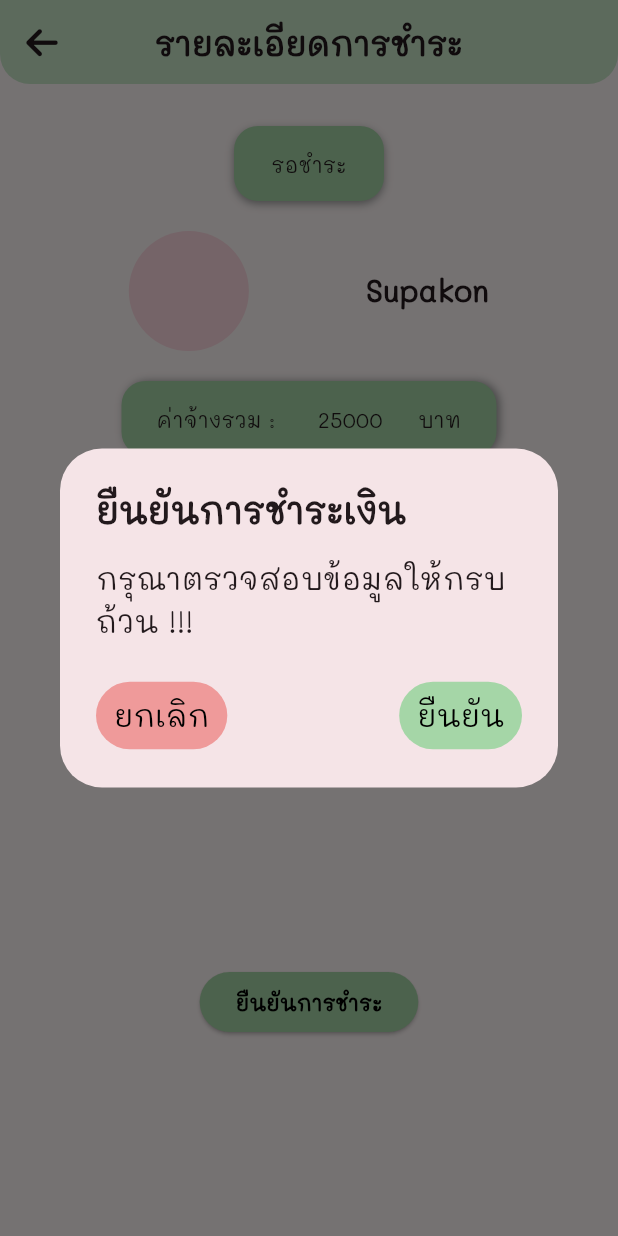
After one commit to supakorn5/Tractor4u_frontend, a Flutter app: the Pay screen opened directly, after a tap on "รอชำระ", after a tap on "ยืนยันการชำระ", on a phone screen of 412 x 824 dp. The commit adds this screen. Run offline on Flutter 3.47's test engine with Material 3 defaults, Android fonts, the phone set to English and light mode, and no system bars; our stand-ins replace font_awesome_flutter, image_picker.

Commit message:
status complete and pay complete
ui หน้าสเตสัตทำงานเสร็จ กับหน้า จ่ายเงิน

```diff
--- /dev/null
+++ b/tracktor4u/lib/Page/Owner/pay/Information_Pay.dart
@@ -0,0 +1,176 @@
+import 'package:flutter/material.dart';
+import 'package:font_awesome_flutter/font_awesome_flutter.dart';
+import 'package:myproject/Page/Owner/Owner_home.dart';
+import 'package:myproject/Widget/Dialog_Pay_Comfirm.dart';
+
+class InformationPay extends StatefulWidget {
+  late String name;
+  InformationPay({Key? key, required this.name}) : super(key: key);
+
+  @override
+  State<InformationPay> createState() => _InformationPayState();
+}
+
+class _InformationPayState extends State<InformationPay> {
+  @override
+  Widget build(BuildContext context) {
+    return Scaffold(
+      appBar: AppBar(
+        centerTitle: true,
+        flexibleSpace: Container(
+          decoration: BoxDecoration(
+            borderRadius: const BorderRadius.only(
+              bottomLeft: Radius.circular(20),
+              bottomRight: Radius.circular(20),
+            ),
+            color: Colors.green.shade100, // Adjust the color as needed
+          ),
+        ),
+        leading: IconButton(
+          onPressed: () {
+            Navigator.of(context).pushReplacement(MaterialPageRoute(
+              builder: (context) => const Owner_home(),
+            ));
+          },
+          icon: const Icon(
+              FontAwesomeIcons.arrowLeft), // Replace with your desired icon
+        ),
+        title: const Text(
+          "รายละเอียดการชำระ",
+          style: TextStyle(fontFamily: "Mali", fontWeight: FontWeight.bold),
+        ),
+      ),
+      body: SafeArea(
+        child: SingleChildScrollView(
+          child: Padding(
+            padding: const EdgeInsets.all(8.0),
+            child: Center(
+                child: Column(
+              children: [
+                const SizedBox(
+                  height: 20,
+                ),
+                Row(
+                  mainAxisAlignment: MainAxisAlignment.center,
+                  children: [
+                    Container(
+                      width: 100,
+                      height: 50,
+                      decoration: BoxDecoration(
+                        borderRadius: BorderRadius.circular(16),
+                        boxShadow: const [
+                          BoxShadow(
+                            color: Colors.grey,
+                            offset: Offset(0, 2),
+                            blurRadius: 4,
+                          )
+                        ],
+                        color: Colors.green.shade200,
+                      ),
+                      child: const Flexible(
+                          child: Column(
+                        mainAxisAlignment: MainAxisAlignment.center,
+                        children: [
+                          Text(
+                            "รอชำระ",
+                            style: TextStyle(fontFamily: "Mali"),
+                          ),
+                        ],
+                      )),
+                    )
+                  ],
+                ),
+                const SizedBox(
+                  height: 20,
+                ),
+                Row(
+                  mainAxisAlignment: MainAxisAlignment.spaceEvenly,
+                  children: [
+                    const CircleAvatar(
+                      radius: 40,
+                    ),
+                    Text(
+                      widget.name,
+                      style: const TextStyle(
+                          fontFamily: "Mali",
+                          fontWeight: FontWeight.bold,
+                          fontSize: 20),
+                    ),
+                  ],
+                ),
+                const SizedBox(
+                  height: 20,
+                ),
+                Container(
+                  decoration: BoxDecoration(
+                    borderRadius: BorderRadius.circular(16),
+                    boxShadow: const [
+                      BoxShadow(
+                        color: Colors.grey,
+                        blurRadius: 4,
+                        offset: Offset(2, 0),
+                      ),
+                    ],
+                    color: Colors.green.shade200,
+                  ),
+                  width: 250,
+                  height: 50,
+                  child: const Row(
+                    mainAxisAlignment: MainAxisAlignment.spaceEvenly,
+                    children: [
+                      Text(
+                        "ค่าจ้างรวม : ",
+                        style: TextStyle(fontFamily: "Mali"),
+                      ),
+                      Text(
+                        "25000",
+                        style: TextStyle(fontFamily: "Mali"),
+                      ),
+                      Text(
+                        "บาท",
+                        style: TextStyle(fontFamily: "Mali"),
+                      ),
+                    ],
+                  ),
+                ),
+                const SizedBox(
+                  height: 20,
+                ),
+                const Row(
+                  mainAxisAlignment: MainAxisAlignment.center,
+                  children: [
+                    Text(
+                      "หลักฐานการชำระเงิน",
+                      style: TextStyle(fontFamily: "Mali"),
+                    ),
+                  ],
+                ),
+                const SizedBox(
+                  height: 300,
+                ),
+                ElevatedButton(
+                    style: ElevatedButton.styleFrom(
+                        backgroundColor: Colors.green.shade200),
+                    onPressed: () {
+                      showDialog(
+                        context: context,
+                        builder: (context) {
+                          return const PayFirm();
+                        },
+                      );
+                    },
+                    child: const Text(
+                      "ยืนยันการชำระ",
+                      style: TextStyle(
+                          fontFamily: "Mali",
+                          color: Colors.black,
+                          fontWeight: FontWeight.bold),
+                    ))
+              ],
+            )),
+          ),
+        ),
+      ),
+    );
+  }
+}
--- a/tracktor4u/lib/Page/Owner/pay/Pay.dart
+++ b/tracktor4u/lib/Page/Owner/pay/Pay.dart
@@ -1,4 +1,5 @@
 import 'package:flutter/material.dart';
+import 'package:myproject/Widget/Card_customer_pay.dart';
 
 class Pay extends StatefulWidget {
   const Pay({super.key});
@@ -8,8 +9,46 @@ class Pay extends StatefulWidget {
 }
 
 class _PayState extends State<Pay> {
+  final List test = ["Supakon", "Phubet", "Jenjira", "Kitipat", "Sorawit"];
   @override
   Widget build(BuildContext context) {
-    return const Placeholder();
+    return Scaffold(
+      appBar: AppBar(
+        leading: null,
+        title: const Text(
+          "รายการที่รอชำระเงิน",
+          style: TextStyle(fontFamily: "Mali", fontWeight: FontWeight.bold),
+        ),
+        centerTitle: true,
+        flexibleSpace: Container(
+          decoration: BoxDecoration(
+            borderRadius: const BorderRadius.only(
+              bottomLeft: Radius.circular(20),
+              bottomRight: Radius.circular(20),
+            ),
+            color: Colors.green.shade200, // Adjust the color as needed
+          ),
+        ),
+      ),
+      body: Center(
+        child: Padding(
+          padding: const EdgeInsets.all(8.0),
+          child: Column(
+            children: [
+              Expanded(
+                child: ListView.builder(
+                  itemCount: test.length,
+                  itemBuilder: (context, index) {
+                    return CardCustomerPay(
+                      name: test[index],
+                    );
+                  },
+                ),
+              ),
+            ],
+          ),
+        ),
+      ),
+    );
   }
 }
--- a/tracktor4u/lib/Page/Owner/reserve/Customer_information.dart
+++ b/tracktor4u/lib/Page/Owner/reserve/Information_Customer_reserve.dart
@@ -1,7 +1,7 @@
 import 'package:flutter/material.dart';
 import 'package:font_awesome_flutter/font_awesome_flutter.dart';
 import 'package:myproject/Page/Owner/Owner_home.dart';
-import 'package:myproject/Widget/Dialog_workingdate.dart';
+import 'package:myproject/Widget/Dialog_workingdate_count.dart';
 
 class CustomerInformation extends StatefulWidget {
   late String name;
@@ -63,7 +63,7 @@ class _CustomerInformationState extends State<CustomerInformation> {
                 ),
                 Text(
                   name,
-                  style: const TextStyle(fontFamily: "Itim", fontSize: 20),
+                  style: const TextStyle(fontFamily: "Mali", fontSize: 20),
                 ),
                 const SizedBox(
                   height: 20,
--- a/tracktor4u/lib/Page/Owner/status/Status_update_wait.dart
+++ b/tracktor4u/lib/Page/Owner/status/Status_update_wait.dart
@@ -50,7 +50,7 @@ class _Status_update_workingState extends State<Status_update_wait> {
       body: SafeArea(
         child: Center(
           child: Padding(
-            padding: const EdgeInsets.all(16.0),
+            padding: const EdgeInsets.all(8.0),
             child: Column(
               mainAxisAlignment: MainAxisAlignment.start,
               children: [
@@ -91,7 +91,7 @@ class _Status_update_workingState extends State<Status_update_wait> {
                   mainAxisAlignment: MainAxisAlignment.spaceEvenly,
                   children: [
                     const CircleAvatar(
-                      radius: 50,
+                      radius: 40,
                     ),
                     Text(
                       name,
--- a/tracktor4u/lib/Page/Owner/status/Status_update_working.dart
+++ b/tracktor4u/lib/Page/Owner/status/Status_update_working.dart
@@ -3,6 +3,7 @@ import 'dart:io';
 import 'package:flutter/material.dart';
 import 'package:image_picker/image_picker.dart';
 import 'package:font_awesome_flutter/font_awesome_flutter.dart';
+import 'package:myproject/Page/Owner/Owner_home.dart';
 import 'package:myproject/Page/Owner/status/Status_working.dart';
 
 class StatusUpdateWorking extends StatefulWidget {
@@ -15,14 +16,13 @@ class StatusUpdateWorking extends StatefulWidget {
 
 class _StatusUpdateWorkingState extends State<StatusUpdateWorking> {
   final ImagePicker _picker = ImagePicker();
-  List<XFile> imgList = [];
+  List<XFile> imageFiles = [];
 
   void selectImage() async {
-    final List<XFile>? selectedImages = await _picker.pickMultiImage();
-    if (selectedImages!.isNotEmpty) {
-      imgList.addAll(selectedImages);
+    final List<XFile> selectedImages = await _picker.pickMultiImage();
+    if (selectedImages.isNotEmpty) {
+      imageFiles.addAll(selectedImages);
     }
-
     setState(() {});
   }
 
@@ -33,7 +33,7 @@ class _StatusUpdateWorkingState extends State<StatusUpdateWorking> {
         leading: IconButton(
           onPressed: () {
             Navigator.of(context).pushReplacement(MaterialPageRoute(
-              builder: (context) => const Status_working(),
+              builder: (context) => const Owner_home(),
             ));
           },
           icon: const Icon(
@@ -54,11 +54,12 @@ class _StatusUpdateWorkingState extends State<StatusUpdateWorking> {
           ),
         ),
       ),
-      body: SingleChildScrollView(
+      body: Stack(children: [
+        SingleChildScrollView(
           child: SafeArea(
             child: Center(
               child: Padding(
-              padding: const EdgeInsets.all(16.0),
+                padding: const EdgeInsets.all(8.0),
                 child: Column(
                   mainAxisAlignment: MainAxisAlignment.start,
                   children: [
@@ -99,7 +100,7 @@ class _StatusUpdateWorkingState extends State<StatusUpdateWorking> {
                       mainAxisAlignment: MainAxisAlignment.spaceEvenly,
                       children: [
                         const CircleAvatar(
-                        radius: 50,
+                          radius: 40,
                         ),
                         Text(
                           widget.name,
@@ -222,33 +223,31 @@ class _StatusUpdateWorkingState extends State<StatusUpdateWorking> {
                             Padding(
                               padding: const EdgeInsets.all(8.0),
                               child: Row(
-                              mainAxisAlignment: MainAxisAlignment.spaceBetween,
+                                mainAxisAlignment:
+                                    MainAxisAlignment.spaceBetween,
                                 children: [
                                   const Text(
                                     "รูปภาพ",
                                     style: TextStyle(
                                       fontFamily: "Mali",
-                                      fontWeight: FontWeight.bold),
+                                      fontWeight: FontWeight.bold,
+                                    ),
                                   ),
                                   IconButton(
-                                    onPressed: () {
-                                      selectImage();
-                                    },
-                                    icon: const FaIcon(FontAwesomeIcons.image))
+                                    onPressed: selectImage,
+                                    icon: const FaIcon(
+                                      FontAwesomeIcons.image,
+                                    ),
+                                  ),
                                 ],
                               ),
                             ),
-                          // Expanded(
-                          //   child: ListView.builder(
-                          //     itemCount: imgList.length,
-                          //     itemBuilder: (context, index) {
-                          //       return Image.file(
-                          //         File(imgList[index].path),
-                          //         fit: BoxFit.cover,
-                          //       );
-                          //     },
-                          //   ),
-                          // ),
+                            // Display selected images
+                            Wrap(
+                              children: imageFiles
+                                  .map((file) => Image.file(File(file.path)))
+                                  .toList(),
+                            ),
                           ],
                         ),
                       ),
@@ -270,7 +269,7 @@ class _StatusUpdateWorkingState extends State<StatusUpdateWorking> {
                               mainAxisAlignment: MainAxisAlignment.center,
                               children: [
                                 Text(
-                                "เริ่มงาน",
+                                  "ทำงานเสร็จสิ้น",
                                   style: TextStyle(
                                       fontFamily: "Mali",
                                       color: Colors.black,
@@ -288,6 +287,7 @@ class _StatusUpdateWorkingState extends State<StatusUpdateWorking> {
             ),
           ),
         ),
+      ]),
     );
     ;
   }
--- a/tracktor4u/lib/Page/Owner/status/Status_working.dart
+++ b/tracktor4u/lib/Page/Owner/status/Status_working.dart
@@ -15,7 +15,7 @@ class _Status_workingState extends State<Status_working> {
     return Scaffold(
       appBar: AppBar(
         title: const Text(
-          "รายการลูกค้าที่จองคิว",
+          "รายการการทำงาน",
           style: TextStyle(fontFamily: "Mali", fontWeight: FontWeight.bold),
         ),
         centerTitle: true,
--- /dev/null
+++ b/tracktor4u/lib/Widget/Card_customer_pay.dart
@@ -0,0 +1,84 @@
+import 'package:flutter/material.dart';
+import 'package:font_awesome_flutter/font_awesome_flutter.dart';
+import 'package:myproject/Page/Owner/pay/Information_Pay.dart';
+
+class CardCustomerPay extends StatefulWidget {
+  late String name;
+  CardCustomerPay({Key? key, required this.name}) : super(key: key);
+
+  @override
+  State<CardCustomerPay> createState() => _CardCustomerPayState();
+}
+
+class _CardCustomerPayState extends State<CardCustomerPay> {
+  @override
+  Widget build(BuildContext context) {
+    return Center(
+      child: Padding(
+        padding: const EdgeInsets.all(14.0),
+        child: GestureDetector(
+          onTap: () {
+            // Navigator.pushReplacement(
+            //     context,
+            //     MaterialPageRoute(
+            //       builder: (context) => CustomerInformation(
+            //         name: name,
+            //       ),
+            //     ));
+          },
+          child: Container(
+            width: 300,
+            height: 100,
+            decoration: BoxDecoration(
+                color: Colors.white,
+                borderRadius: BorderRadius.circular(15),
+                boxShadow: [
+                  BoxShadow(
+                    color: Colors.grey.withOpacity(0.5),
+                    spreadRadius: 3,
+                    blurRadius: 10,
+                    offset: const Offset(0, 3),
+                  )
+                ]),
+            child: Padding(
+              padding: const EdgeInsets.all(8.0),
+              child: Row(
+                mainAxisAlignment: MainAxisAlignment.spaceEvenly,
+                children: [
+                  const CircleAvatar(
+                    radius: 30,
+                  ),
+                  Text(
+                    widget.name,
+                    style: const TextStyle(
+                        fontFamily: "",
+                        fontWeight: FontWeight.bold,
+                        fontSize: 20),
+                  ),
+                  GestureDetector(
+                    onTap: () {
+                      Navigator.of(context).pushReplacement(MaterialPageRoute(
+                          builder: (context) => InformationPay(
+                                name: widget.name,
+                              )));
+                    },
+                    child: const Column(
+                      mainAxisAlignment: MainAxisAlignment.center,
+                      children: [
+                        FaIcon(FontAwesomeIcons.moneyBillWave),
+                        Text(
+                          "รอชำระ",
+                          style: TextStyle(fontFamily: "Itim"),
+                        ),
+                      ],
+                    ),
+                  )
+                ],
+              ),
+            ),
+          ),
+        ),
+      ),
+    );
+  }
+}
--- a/tracktor4u/lib/Widget/Card_customer_reservr.dart
+++ b/tracktor4u/lib/Widget/Card_customer_reservr.dart
@@ -1,7 +1,7 @@
 // ignore_for_file: must_be_immutable
 
 import 'package:flutter/material.dart';
-import 'package:myproject/Page/Owner/reserve/Customer_information.dart';
+import 'package:myproject/Page/Owner/reserve/Information_Customer_reserve.dart';
 
 class CardCustomerReserve extends StatefulWidget {
   late String name;
@@ -58,11 +58,11 @@ class _CardCustomerReserveState extends State<CardCustomerReserve> {
                   ),
                   Text(
                     "$name",
-                    style: const TextStyle(fontFamily: "Itim", fontSize: 20),
+                    style: const TextStyle(fontFamily: "Kanit", fontSize: 20),
                   ),
                   const Text(
                     "2.8 ก.ม",
-                    style: TextStyle(fontFamily: "Itim", fontSize: 20),
+                    style: TextStyle(fontFamily: "Kanit", fontSize: 20),
                   ),
                 ],
               ),
--- a/tracktor4u/lib/Widget/Card_customer_status.dart
+++ b/tracktor4u/lib/Widget/Card_customer_status.dart
@@ -1,6 +1,5 @@
 import 'package:flutter/material.dart';
 import 'package:font_awesome_flutter/font_awesome_flutter.dart';
-import 'package:myproject/Page/Owner/status/Status_update_wait.dart';
 import 'package:myproject/Page/Owner/status/Status_update_working.dart';
 
 class CardCustomerStatus extends StatelessWidget {
@@ -13,7 +12,11 @@ class CardCustomerStatus extends StatelessWidget {
   @override
   Widget build(BuildContext context) {
     return GestureDetector(
-      onTap: () {},
+      onTap: () {
+        Navigator.of(context).pushReplacement(MaterialPageRoute(
+          builder: (context) => StatusUpdateWorking(name: name),
+        ));
+      },
       child: Card(
         color: const Color.fromARGB(255, 197, 241, 244),
         child: Padding(
@@ -49,10 +52,8 @@ class CardCustomerStatus extends StatelessWidget {
                     children: [
                       Text(
                         name,
-                        style: const TextStyle(
-                            fontFamily: "Mali",
-                            fontWeight: FontWeight.bold,
-                            fontSize: 20),
+                        style:
+                            const TextStyle(fontFamily: "Kanit", fontSize: 20),
                       ),
                     ],
                   ),
@@ -60,15 +61,7 @@ class CardCustomerStatus extends StatelessWidget {
                     children: [
                       IconButton(
                         icon: const FaIcon(FontAwesomeIcons.calendar),
-                        onPressed: () {
-                          print(name);
-                          Navigator.of(context)
-                              .pushReplacement(MaterialPageRoute(
-                            builder: (context) =>
-                                // Status_update_wait(name: name)
-                                StatusUpdateWorking(name: name),
-                          ));
-                        },
+                        onPressed: () {},
                       ),
                     ],
                   ),
--- /dev/null
+++ b/tracktor4u/lib/Widget/Dialog_Pay_Comfirm.dart
@@ -0,0 +1,55 @@
+import 'package:flutter/material.dart';
+
+class PayFirm extends StatefulWidget {
+  const PayFirm({super.key});
+
+  @override
+  State<PayFirm> createState() => _PayFirmState();
+}
+
+class _PayFirmState extends State<PayFirm> {
+  @override
+  Widget build(BuildContext context) {
+    return AlertDialog(
+      title: const Text(
+        "ยืนยันการชำระเงิน",
+        style: TextStyle(fontFamily: "Mali", fontWeight: FontWeight.bold),
+      ),
+      content: const Text(
+        "กรุณาตรวจสอบข้อมูลให้กรบถ้วน !!!",
+        style: TextStyle(fontFamily: "Mali", fontSize: 20),
+      ),
+      actions: [
+        Row(
+          mainAxisAlignment: MainAxisAlignment.spaceBetween,
+          children: [
+            TextButton(
+              style: TextButton.styleFrom(backgroundColor: Colors.red.shade200),
+              onPressed: () {
+                Navigator.of(context).pop();
+              },
+              child: const Text(
+                "ยกเลิก",
+                style: TextStyle(
+                    fontFamily: "Mali", fontSize: 20, color: Colors.black),
+              ),
+            ),
+            TextButton(
+              style:
+                  TextButton.styleFrom(backgroundColor: Colors.green.shade200),
+              onPressed: () {},
+              child: const Text(
+                "ยืนยัน",
+                style: TextStyle(
+                  fontFamily: "Mali",
+                  fontSize: 20,
+                  color: Colors.black,
+                ),
+              ),
+            ),
+          ],
+        )
+      ],
+    );
+  }
+}
```
Also changed, not shown: tracktor4u/lib/Widget/Dialog_workingdate_count.dart (renamed from tracktor4u/lib/Widget/Dialog_workingdate.dart). Lines whose indentation alone changed are shown as unchanged.
